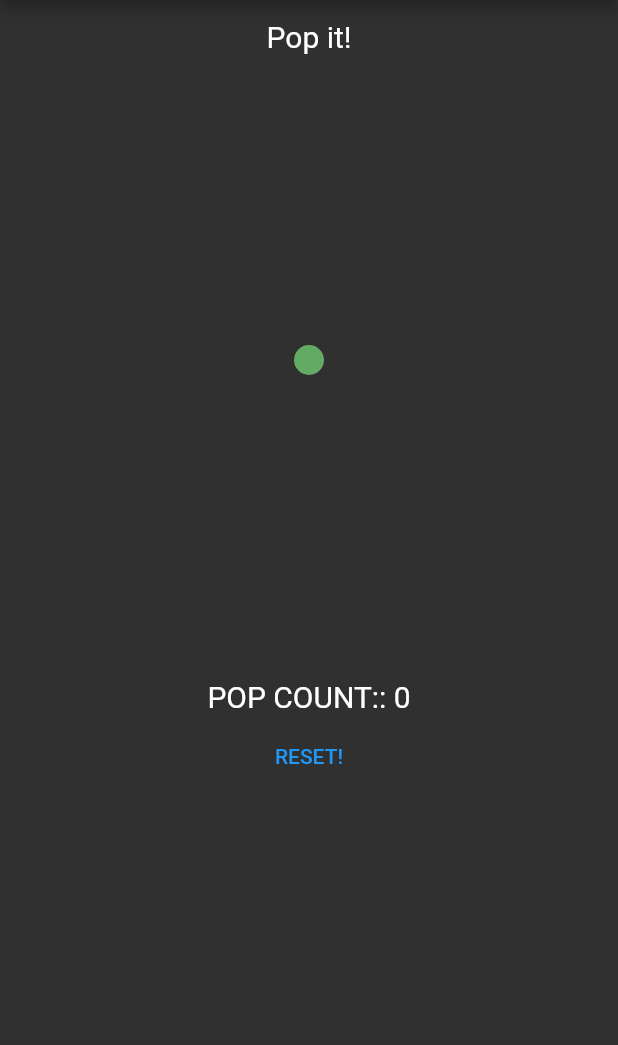
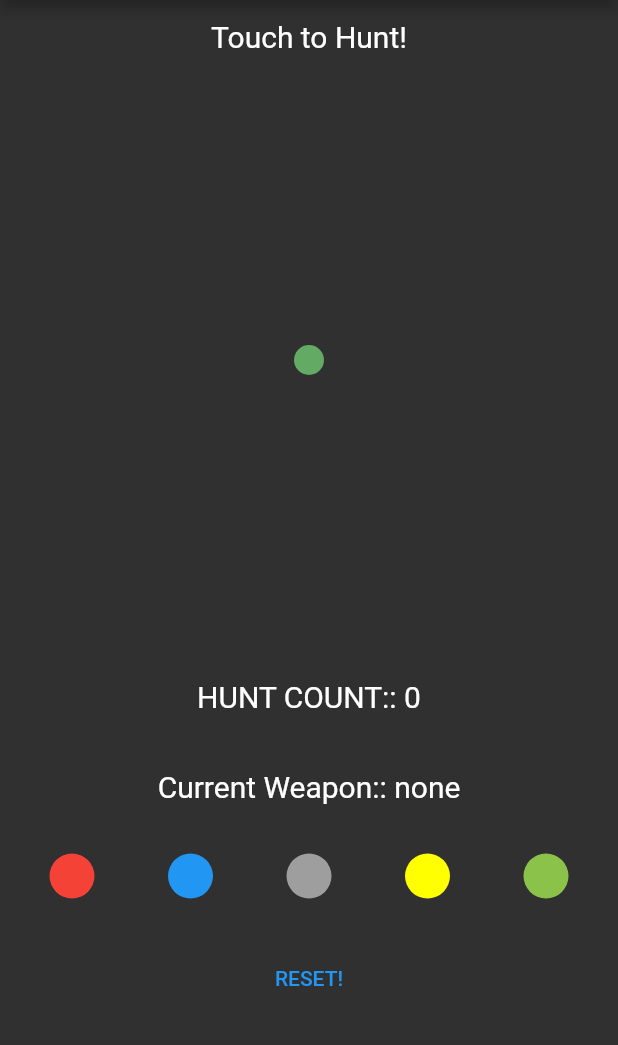
Before and after one commit to ejang1/CS441_Quiz3, a Flutter app: the screen it shows after launch, on a phone screen of 412 x 824 dp, the part 84-1129 px from its top. Run offline on Flutter 3.47's test engine with Material 2 defaults, Android fonts, the phone set to English and light mode, and no system bars.

Commit message:
weapons added

```diff
--- a/click_hunt/lib/click_hunt.dart
+++ b/click_hunt/lib/click_hunt.dart
@@ -1,5 +1,7 @@
 import 'package:flutter/material.dart';
-
+import 'monster.dart';
+import 'weapons.dart';
+import 'weapon_controller.dart';
 class ClickHunt extends StatefulWidget {
   const ClickHunt({Key? key}) : super(key: key);
 
@@ -8,9 +10,12 @@ class ClickHunt extends StatefulWidget {
 }
 
 class _ClickHuntState extends State<ClickHunt> {
+  double sizeDefault = 10;
+  double rightWeapon = 10;
+  double wrongWeapon = 1;
+  int popCount = 0;
+  WeaponController wps = new WeaponController("none");
 
-  double sizeDefault = 10;
-  int popCount = 0;
   @override
   Widget build(BuildContext context) {
     return Scaffold(
@@ -22,7 +27,7 @@ class _ClickHuntState extends State<ClickHunt> {
       body: ListView(
         children: <Widget>[
           Text(
-              "Pop it!",
+              "Touch to Hunt!",
             textAlign: TextAlign.center,
             style: TextStyle(
               fontSize: 20,
@@ -35,7 +40,7 @@ class _ClickHuntState extends State<ClickHunt> {
             child: MaterialButton(
               onPressed: (){
                 setState(() {
-                  if(sizeDefault < 190) sizeDefault += 3;
+                  if(sizeDefault < 190) sizeDefault += wrongWeapon;
                   else{
                     sizeDefault = 10;
                     popCount ++;
@@ -43,23 +48,86 @@ class _ClickHuntState extends State<ClickHunt> {
                 });
               },
               child: CustomPaint(
-                painter: OpenPainter(sizeDefault),
+                painter: Monster(sizeDefault),
               ),
             ),
           ),
           Text(
-            "POP COUNT:: ${popCount}",
+            "HUNT COUNT:: ${popCount}",
             textAlign: TextAlign.center,
             style: TextStyle(
               fontSize: 20,
               height: 2,
             ),
           ),
+          SizedBox(
+            height: 20,
+          ),
+          Text(
+            "Current Weapon:: ${wps.weapontype}",
+            textAlign: TextAlign.center,
+            style: TextStyle(
+              fontSize: 20,
+              height: 2,
+            ),
+          ),
+          SizedBox(
+            height: 20,
+          ),
+          Row(
+            mainAxisAlignment: MainAxisAlignment.spaceEvenly,
+            children: [
+              Weapons(
+                type: 1,
+                onPress: (){
+                  setState(() {
+                    wps.weapontype="fire";
+                  });
+                },
+              ),
+              Weapons(
+                type: 2,
+                onPress: (){
+                  setState(() {
+                    wps.weapontype="water";
+                  });
+                },
+              ),
+              Weapons(
+                type: 3,
+                onPress: (){
+                  setState(() {
+                    wps.weapontype="rock";
+                  });
+                },
+              ),
+              Weapons(
+                type: 4,
+                onPress: (){
+                  setState(() {
+                    wps.weapontype="thunder";
+                  });
+                },
+              ),
+              Weapons(
+                type: 5,
+                onPress: (){
+                  setState(() {
+                    wps.weapontype="leaf";
+                  });
+                },
+              ),
+            ],
+          ),
+          SizedBox(
+            height: 20,
+          ),
           TextButton(
               onPressed: (){
                 setState(() {
                   popCount = 0;
                   sizeDefault = 10;
+                  wps.weapontype = "none";
                 });
               }, child: Text("RESET!"))
         ],
@@ -67,19 +135,3 @@ class _ClickHuntState extends State<ClickHunt> {
     );
   }
 }
-
-class OpenPainter extends CustomPainter{
-  OpenPainter(this.csize);
-  double csize;
-  @override
-  void paint(Canvas canvas, Size size) {
-    // TODO: implement paint
-    var paint1 = Paint()
-      ..color = Color(0xff63aa65)
-      ..style = PaintingStyle.fill;
-    canvas.drawCircle(Offset(0,0), csize, paint1);
-  }
-
-  @override
-  bool shouldRepaint(covariant CustomPainter oldDelegate) => true;
-}
--- /dev/null
+++ b/click_hunt/lib/constant.dart
@@ -0,0 +1 @@
+final weaponKinds = [];
--- /dev/null
+++ b/click_hunt/lib/monster.dart
@@ -0,0 +1,16 @@
+import 'package:flutter/material.dart';
+class Monster extends CustomPainter{
+  Monster(this.csize);
+  double csize;
+  @override
+  void paint(Canvas canvas, Size size) {
+    // TODO: implement paint
+    var paint1 = Paint()
+      ..color = Color(0xff63aa65)
+      ..style = PaintingStyle.fill;
+    canvas.drawCircle(Offset(0,0), csize, paint1);
+  }
+
+  @override
+  bool shouldRepaint(covariant CustomPainter oldDelegate) => true;
+}
--- /dev/null
+++ b/click_hunt/lib/weapon_controller.dart
@@ -0,0 +1,5 @@
+class WeaponController{
+  WeaponController(this.weapontype);
+  String weapontype;
+
+}
--- /dev/null
+++ b/click_hunt/lib/weapons.dart
@@ -0,0 +1,34 @@
+import 'package:flutter/material.dart';
+import 'weapon_controller.dart';
+
+class Weapons extends StatelessWidget {
+  Weapons({required this.type,required this.onPress});
+  final type;
+  final void Function()? onPress;
+
+  Color getColor(input){
+    if(input == 1)
+      return Colors.red;
+    if(input == 2)
+      return Colors.blue;
+    if(input == 3)
+      return Colors.grey;
+    if(input == 4)
+      return Colors.yellowAccent;
+    if(input == 5)
+      return Colors.lightGreen;
+    return Colors.white;
+  }
+
+  @override
+  Widget build(BuildContext context) {
+    return MaterialButton(
+      minWidth: 20,
+      child: CircleAvatar(
+        backgroundColor: getColor(type),
+        radius: 15,
+      ),
+      onPressed: onPress,
+    );
+  }
+}
```
